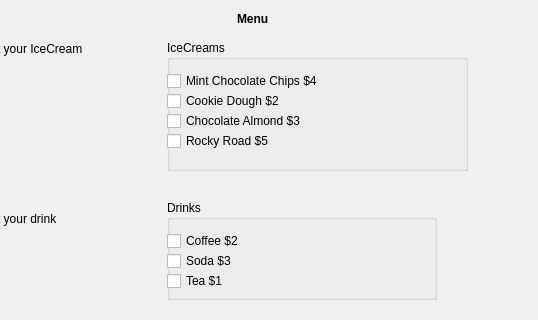
waltprorok/qtpy_gui_book, file chapter1/demoCheckBox2.ui: the form before one commit; both pictures show x 83 to 621 and y 0 to 320 of the 621 by 425 pixel window.
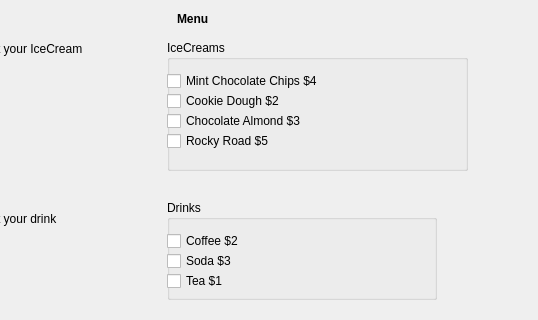
The form after the commit.

Patch:
```diff
--- a/chapter1/demoCheckBox2.ui
+++ b/chapter1/demoCheckBox2.ui
@@ -16,7 +16,7 @@
   <widget class="QLabel" name="label">
    <property name="geometry">
     <rect>
-     <x>320</x>
+     <x>260</x>
      <y>10</y>
      <width>66</width>
      <height>17</height>
```
